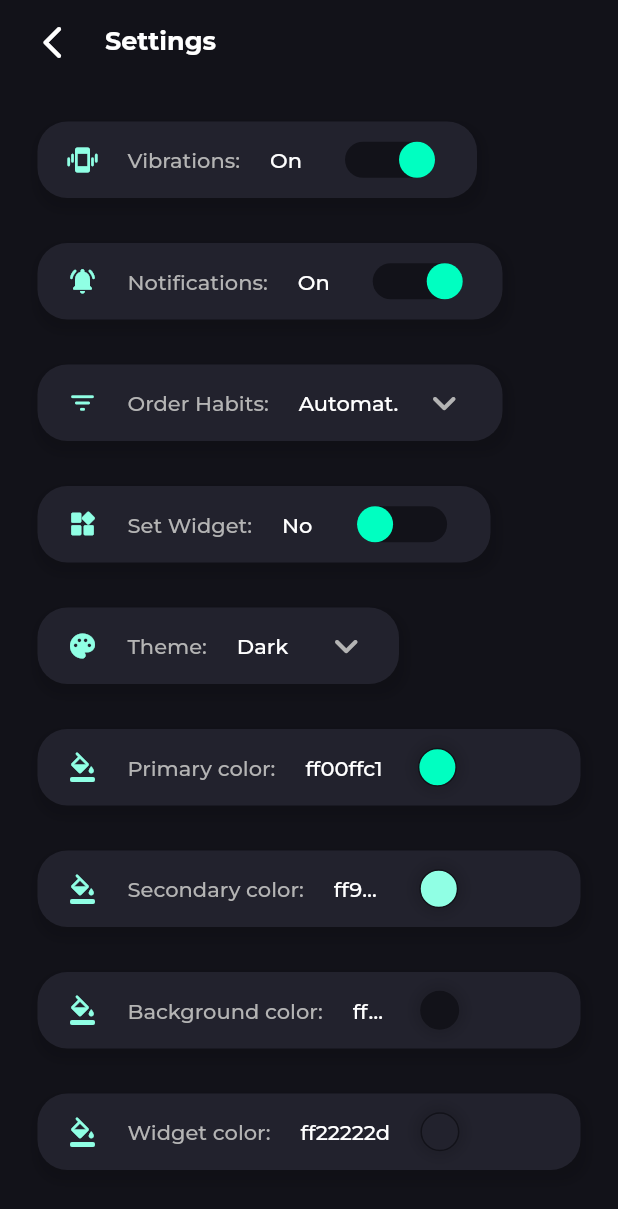
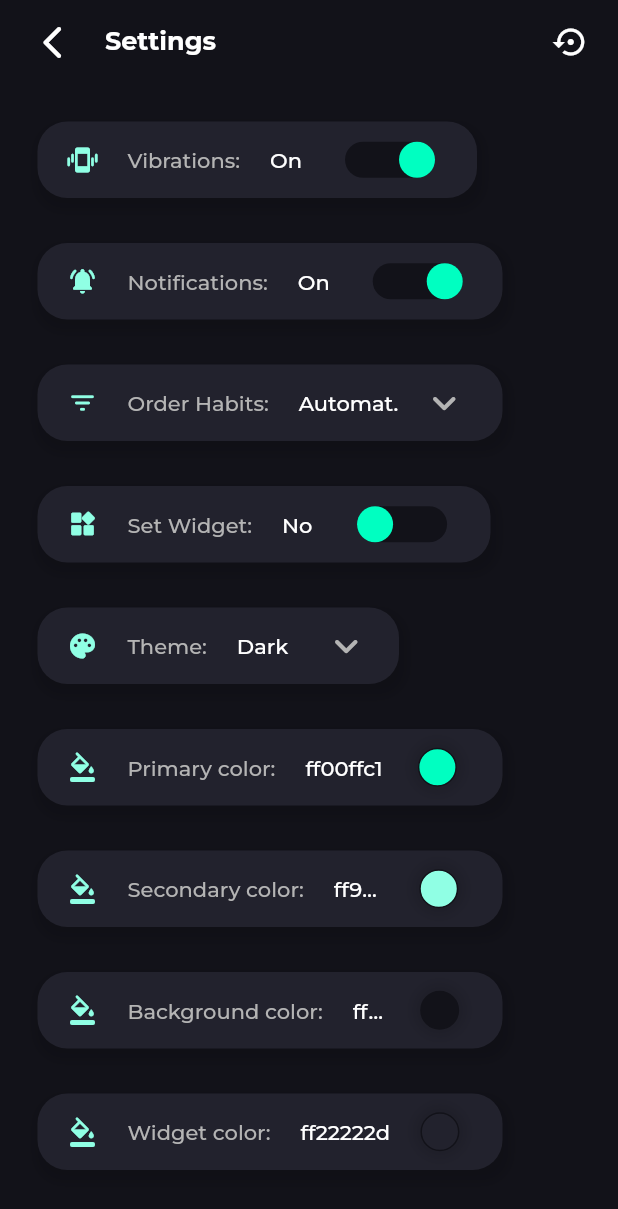
Before and after one commit to IceBreak-github/HabitTracker, a Flutter app: the SettingsPage screen opened directly, on a phone screen of 412 x 824 dp. Shown: the top 1209 px of the screen. Run offline on Flutter 3.47's test engine with Material 2 defaults, Android fonts, the phone set to English and light mode, and no system bars; drawn by our look-alikes of flutter_switch; our stand-ins replace awesome_notifications, bloc, equatable, flutter_bloc, flutter_colorpicker, hive and 3 more; missing offline and left inert: flutter_shakemywidget, simple_animation_progress_bar, workmanager; accounts and stored records are empty; project files that could hold a hidden picture were left out.

Commit message:
color picker update

```diff
--- a/lib/logic/services/habit_service.dart
+++ b/lib/logic/services/habit_service.dart
@@ -1,6 +1,5 @@
 import 'package:flutter/material.dart';
 import 'package:habit_tracker/data/models/habit_model.dart';
-import 'package:habit_tracker/logic/cubits/habit_home_cubit.dart';
 import 'package:habit_tracker/shared/boxes.dart';
 import 'package:intl/intl.dart';
 
--- a/lib/presentation/pages/newhabit_page.dart
+++ b/lib/presentation/pages/newhabit_page.dart
@@ -254,6 +254,9 @@ class _NewHabitPageState extends State<NewHabitPage> {
                 onTap: () {
                   FocusScope.of(context).requestFocus(FocusNode());
                 },
+                child: ScrollConfiguration(
+                  behavior: const ScrollBehavior()
+                  .copyWith(overscroll: false),
                   child: SingleChildScrollView(
                     child: Form(
                       key: formKey,
@@ -512,6 +515,7 @@ class _NewHabitPageState extends State<NewHabitPage> {
                   ),
                 ),
               ),
+            ),
           ]),
         ],
       ),
--- a/lib/presentation/pages/settings_page.dart
+++ b/lib/presentation/pages/settings_page.dart
@@ -19,6 +19,9 @@ class SettingsPage extends StatelessWidget {
             onTap: () {
               FocusScope.of(context).requestFocus(FocusNode());
             },
+            child: ScrollConfiguration(
+              behavior: const ScrollBehavior()
+              .copyWith(overscroll: false),
               child: SingleChildScrollView(
                 child: Form(
                   key: formKey,
@@ -75,7 +78,7 @@ class SettingsPage extends StatelessWidget {
                         InputWidget(
                           text: 'Primary color:',
                           icon: Icons.format_color_fill_rounded,
-                        width: MediaQuery.of(context).size.width,
+                          width: 310,
                           child: const ColorDisplay(colorString: 'primaryColor', width: 55),
                           onTap: () {
                             showColorPicker(context: context, pickerColor: MyColors().primaryColor, onColorChanged: (Color color) {
@@ -86,7 +89,7 @@ class SettingsPage extends StatelessWidget {
                         InputWidget(
                           text: 'Secondary color:',
                           icon: Icons.format_color_fill_rounded,
-                        width: MediaQuery.of(context).size.width,
+                          width: 310,  //TODO make this expand more, make the text inside also expandable
                           child: const ColorDisplay(colorString: 'secondaryColor', width: 37),
                           onTap: () {
                             showColorPicker(context: context, pickerColor: MyColors().secondaryColor, onColorChanged: (Color color) {
@@ -97,7 +100,7 @@ class SettingsPage extends StatelessWidget {
                         InputWidget(
                           text: 'Background color:',
                           icon: Icons.format_color_fill_rounded,
-                        width: MediaQuery.of(context).size.width,
+                          width: 310, //TODO make this expand more, make the text inside also expandable
                           child: const ColorDisplay(colorString: 'backgroundColor', width: 25),
                           onTap: () {
                             showColorPicker(context: context, pickerColor: MyColors().backgroundColor, onColorChanged: (Color color) {
@@ -108,7 +111,7 @@ class SettingsPage extends StatelessWidget {
                         InputWidget(
                           text: 'Widget color:',
                           icon: Icons.format_color_fill_rounded,
-                        width: MediaQuery.of(context).size.width,
+                          width: 310,
                           child: const ColorDisplay(colorString: 'widgetColor', width: 60),
                           onTap: () {
                             showColorPicker(context: context, pickerColor: MyColors().widgetColor, onColorChanged: (Color color) {
@@ -122,6 +125,7 @@ class SettingsPage extends StatelessWidget {
                 ),
               ),
             ),
+          ),
         ],
       ),
     );
--- a/lib/presentation/widgets/settings_widget.dart
+++ b/lib/presentation/widgets/settings_widget.dart
@@ -35,6 +35,19 @@ class SettingsAppBar extends StatelessWidget implements PreferredSizeWidget{
             Navigator.of(context).pushReplacement(
                 MaterialPageRoute(builder: (context) => const HomePage()));
           }),
+      actions: [
+        Row(
+          children: [
+            IconButton(
+              padding: const EdgeInsets.only(right: 15),
+              icon: const Icon(Icons.settings_backup_restore),
+              onPressed: () {
+                //TODO restore settings
+              }
+            ),
+          ],
+        ),
+      ],
     );
   }
   @override
--- a/lib/presentation/widgets/widgets.dart
+++ b/lib/presentation/widgets/widgets.dart
@@ -111,9 +111,8 @@ class NewHabitAppBar extends StatelessWidget implements PreferredSizeWidget {
           }),
       actions: [
         habit != null
-            ? Padding(
+            ? IconButton(
               padding: const EdgeInsets.only(right: 9.0),
-                child: IconButton(
               icon: const Icon(Icons.delete_forever),
               onPressed: () async {
                 if (habit!.notify == true) {
@@ -141,7 +140,6 @@ class NewHabitAppBar extends StatelessWidget implements PreferredSizeWidget {
                   );
                 }
               },
-                ),
             )
             : Container()
       ],
```
Lines whose indentation alone changed are shown as unchanged.
